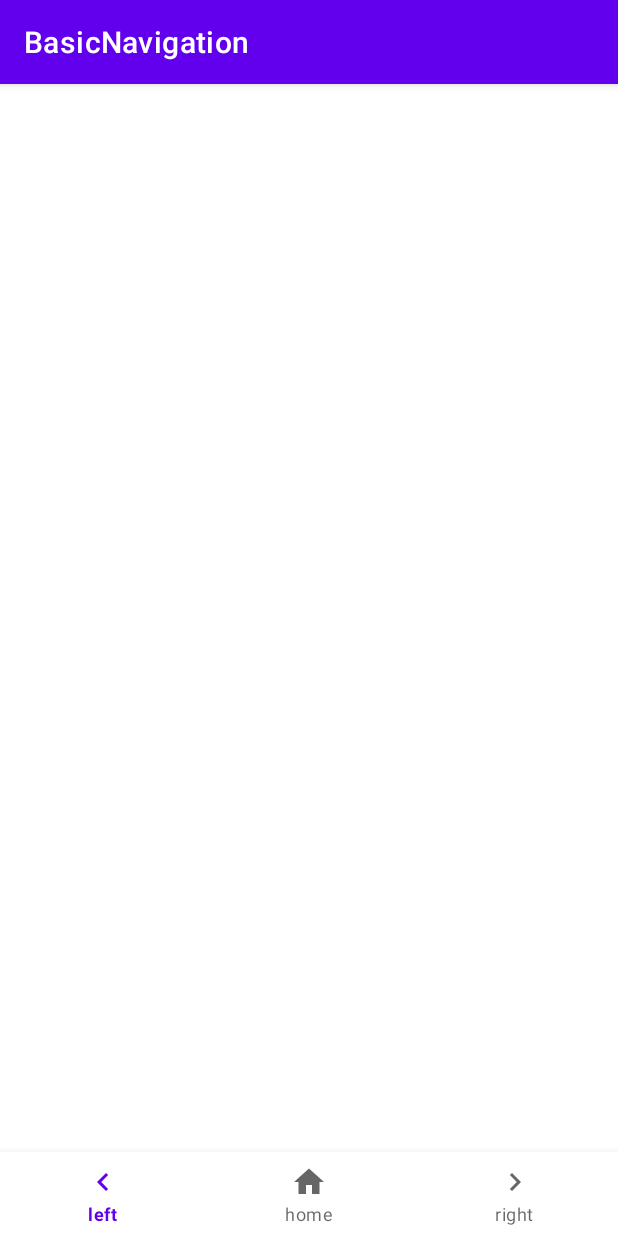
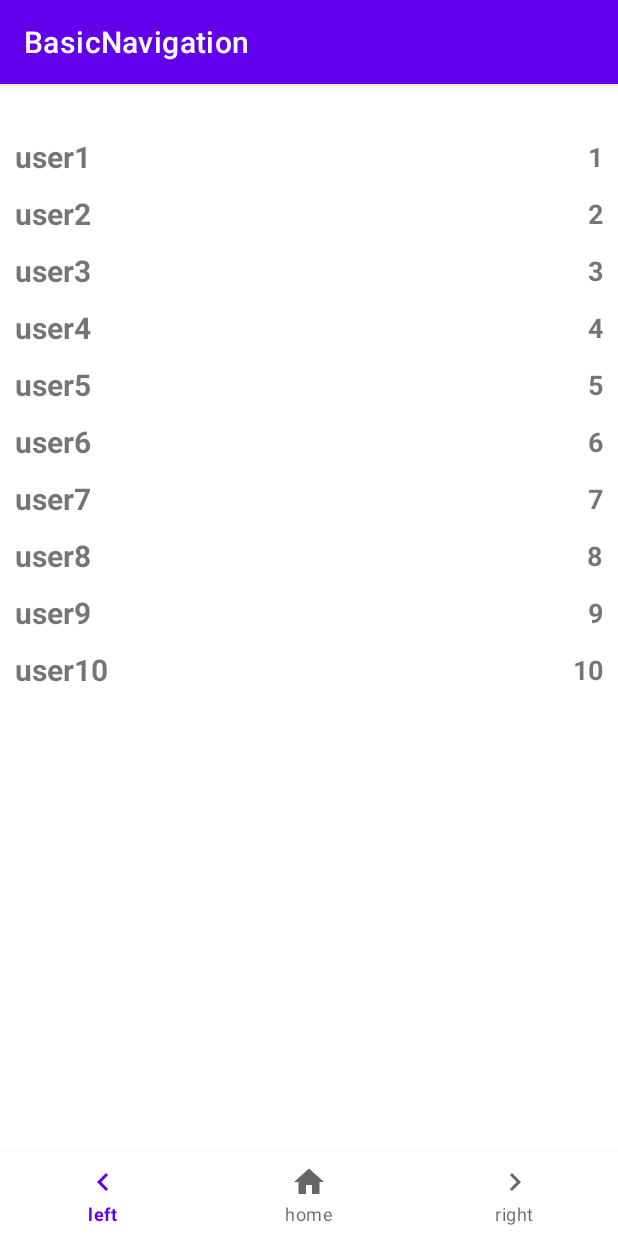
Before and after one commit to Rave7v/BasicNavigation, an Android app: the screen it shows after launch (MainActivity), after a tap on "SEND", on a phone screen of 412 x 824 dp. Run offline under Robolectric (Android 15) with nearby library versions, the phone set to English and light mode, and no system bars; our stand-ins replace Room's generated code, navigation-ui.

Commit message:
clase del 34

```diff
--- a/app/build.gradle
+++ b/app/build.gradle
@@ -2,6 +2,7 @@ plugins {
     id 'com.android.application'
     id 'kotlin-android'
     id 'androidx.navigation.safeargs.kotlin'
+    id 'kotlin-kapt'
 }
 
 android {
@@ -46,6 +47,10 @@ dependencies {
     implementation "androidx.navigation:navigation-fragment-ktx:2.3.5"
     implementation "androidx.navigation:navigation-ui-ktx:2.3.5"
     implementation 'androidx.legacy:legacy-support-v4:1.0.0'
+    implementation "androidx.room:room-runtime:2.3.0"
+    implementation 'androidx.room:room-ktx:2.3.0'
+
+    kapt "androidx.room:room-compiler:2.3.0"
     testImplementation 'junit:junit:4.+'
     androidTestImplementation 'androidx.test.ext:junit:1.1.3'
     androidTestImplementation 'androidx.test.espresso:espresso-core:3.4.0'
--- a/app/src/main/AndroidManifest.xml
+++ b/app/src/main/AndroidManifest.xml
@@ -5,6 +5,7 @@
     <application
         android:allowBackup="true"
         android:icon="@mipmap/ic_launcher"
+        android:name=".MyApplication"
         android:label="@string/app_name"
         android:roundIcon="@mipmap/ic_launcher_round"
         android:supportsRtl="true"
--- /dev/null
+++ b/app/src/main/java/com/example/basicnavigation/MyApplication.kt
@@ -0,0 +1,11 @@
+package com.example.basicnavigation
+
+import android.app.Application
+import com.example.basicnavigation.database.DatabaseManager
+
+class MyApplication : Application(){
+    override fun onCreate(){
+        DatabaseManager.instance.initializableDb(applicationContext)
+        super.onCreate()
+    }
+}
--- /dev/null
+++ b/app/src/main/java/com/example/basicnavigation/database/AppDatabase.kt
@@ -0,0 +1,18 @@
+package com.example.basicnavigation.database
+
+import androidx.room.Database
+import androidx.room.RoomDatabase
+
+const val DATABASE_VERSION = 1
+const val TABLE_USERS = "users"
+const val DATABASE_NAME = "myappname.sqlite"
+
+@Database(
+    entities = [UserEntity::class],
+    version = DATABASE_VERSION,
+    exportSchema = false
+)
+
+abstract  class  AppDatabase: RoomDatabase(){
+    abstract fun userDao(): UserDao
+}
--- /dev/null
+++ b/app/src/main/java/com/example/basicnavigation/database/DatabaseManager.kt
@@ -0,0 +1,22 @@
+package com.example.basicnavigation.database
+
+import android.content.Context
+import androidx.room.Room
+
+class DatabaseManager {
+    lateinit var database: AppDatabase
+
+    companion object{
+        val instance =DatabaseManager()
+    }
+
+    fun initializableDb(context: Context){
+        createDb(context)
+    }
+
+    fun createDb(context: Context){
+        database = Room.databaseBuilder(context,AppDatabase::class.java, DATABASE_NAME)
+            .fallbackToDestructiveMigration()
+            .build()
+    }
+}
--- /dev/null
+++ b/app/src/main/java/com/example/basicnavigation/database/User.kt
@@ -0,0 +1,6 @@
+package com.example.basicnavigation.database
+
+class  User(username: String,id: String){
+    val username =username
+    val id = id
+}
--- /dev/null
+++ b/app/src/main/java/com/example/basicnavigation/database/UserDao.kt
@@ -0,0 +1,18 @@
+package com.example.basicnavigation.database
+
+import androidx.room.*
+
+@Dao
+interface UserDao {
+    @Delete
+    fun delete(user: UserEntity)
+
+    @Insert(onConflict = OnConflictStrategy.REPLACE)
+    fun save(user: UserEntity)
+
+    @Query("SELECT * FROM $TABLE_USERS")
+    fun getUsersFromDatabase(): List<UserEntity>
+
+    @Query("SELECT * FROM $TABLE_USERS WHERE username = :query")
+    fun getUserByUsername(query: String): UserEntity
+}
--- /dev/null
+++ b/app/src/main/java/com/example/basicnavigation/database/UserEntity.kt
@@ -0,0 +1,14 @@
+package com.example.basicnavigation.database
+
+import androidx.room.Entity
+import androidx.room.PrimaryKey
+
+@Entity(tableName = TABLE_USERS)
+data class UserEntity(
+    @PrimaryKey val id: Int,
+    val username: String
+)
+
+fun UserEntity.toUser() = User (
+    username, id.toString()
+)
--- /dev/null
+++ b/app/src/main/java/fragments/destinationAdapter.kt
@@ -0,0 +1,28 @@
+package fragments
+
+import android.view.LayoutInflater
+import android.view.ViewGroup
+import androidx.recyclerview.widget.RecyclerView
+import com.example.basicnavigation.databinding.ItemUserBinding
+import com.example.basicnavigation.database.User
+
+class destinationAdapter (private val users: List<User>): RecyclerView.Adapter<destinationAdapter.DestinationHolder>() {
+
+    class DestinationHolder(val binding: ItemUserBinding):RecyclerView.ViewHolder (binding.root){
+        fun render(user: User) {
+            binding.tvUserName.setText(user.username)
+            binding.tvUserNumber.setText(user.id)
+
+        }
+    }
+
+    override fun onCreateViewHolder(parent: ViewGroup, viewType: Int): DestinationHolder {
+       val binding = ItemUserBinding.inflate(LayoutInflater.from(parent.context),parent,false)
+        return DestinationHolder(binding)
+    }
+
+    override fun onBindViewHolder(holder: DestinationHolder, position: Int) {
+        holder.render(users[position])
+    }
+    override fun getItemCount(): Int = users.size
+}
--- a/app/src/main/java/fragments/destinationFragment.kt
+++ b/app/src/main/java/fragments/destinationFragment.kt
@@ -5,11 +5,15 @@ import androidx.fragment.app.Fragment
 import android.view.LayoutInflater
 import android.view.View
 import android.view.ViewGroup
+import android.widget.LinearLayout
+import androidx.recyclerview.widget.LinearLayoutManager
 import com.example.basicnavigation.R
 import com.example.basicnavigation.databinding.FragmentDestinationBinding
+import com.example.basicnavigation.database.User
 import com.example.basicnavigation.databinding.FragmentLeftBinding
 
 class destinationFragment : Fragment() {
+
     private lateinit var binding: FragmentDestinationBinding
     override fun onCreateView(
         inflater: LayoutInflater, container: ViewGroup?,
@@ -23,5 +27,16 @@ class destinationFragment : Fragment() {
         super.onViewCreated(view, savedInstanceState)
         val receivedUsername = arguments?.getString("username_arg")
         binding.tvReceivedArg.setText(receivedUsername)
+        binding.rvUserEntries.layoutManager = LinearLayoutManager(view?.context)
+        val adapter = destinationAdapter(generateData())
+        binding.rvUserEntries.adapter = adapter
+    }
+
+    fun generateData():List<User>{
+        var users = mutableListOf<User>()
+        for (x in 1..10){
+            users.add(User("user${x}","$x"))
+        }
+        return users
     }
 }
--- a/app/src/main/res/layout/fragment_destination.xml
+++ b/app/src/main/res/layout/fragment_destination.xml
@@ -1,14 +1,31 @@
-<FrameLayout xmlns:android="http://schemas.android.com/apk/res/android"
+<androidx.constraintlayout.widget.ConstraintLayout xmlns:android="http://schemas.android.com/apk/res/android"
+    xmlns:app="http://schemas.android.com/apk/res-auto"
     xmlns:tools="http://schemas.android.com/tools"
+    android:id="@+id/frameLayout"
     android:layout_width="match_parent"
     android:layout_height="match_parent"
     tools:context="fragments.destinationFragment">
 
-    <!-- TODO: Update blank fragment layout -->
     <TextView
         android:id="@+id/tv_received_arg"
         android:layout_width="match_parent"
-        android:layout_height="match_parent"
-        android:text="@string/hello_blank_fragment" />
+        android:layout_height="wrap_content"
+        android:text="@string/hello_blank_fragment"
+        app:layout_constraintEnd_toEndOf="parent"
+        app:layout_constraintStart_toStartOf="parent"
+        app:layout_constraintTop_toTopOf="parent"
+        />
+    <androidx.recyclerview.widget.RecyclerView
+        android:visibility="visible"
+        android:id="@+id/rv_user_entries"
+        android:layout_width="match_parent"
+        android:layout_height="0dp"
+        android:layout_marginTop="10dp"
+        app:layout_constraintLeft_toLeftOf="parent"
+        app:layout_constraintRight_toRightOf="parent"
+        app:layout_constraintTop_toBottomOf="@+id/tv_received_arg"
+        app:layout_constraintBottom_toBottomOf="parent"
+        app:layoutManager="androidx.recyclerview.widget.LinearLayoutManager"
+        tools:listitem="@layout/item_user" />
 
-</FrameLayout>
+</androidx.constraintlayout.widget.ConstraintLayout>
--- /dev/null
+++ b/app/src/main/res/layout/item_user.xml
@@ -0,0 +1,36 @@
+<?xml version="1.0" encoding="utf-8"?>
+<androidx.constraintlayout.widget.ConstraintLayout
+    xmlns:android="http://schemas.android.com/apk/res/android"
+    android:layout_width="match_parent"
+    android:layout_height="wrap_content"
+    xmlns:app="http://schemas.android.com/apk/res-auto">
+    <TextView
+        android:id="@+id/tv_user_name"
+        android:text="PlaceholderUsername"
+        android:textSize="20sp"
+        android:textStyle="bold"
+        android:layout_marginHorizontal="10dp"
+        android:layout_marginVertical="5dp"
+        android:layout_width="0dp"
+        android:layout_height="wrap_content"
+        android:maxWidth="300dp"
+        android:maxLines="1"
+        app:layout_constraintLeft_toLeftOf="parent"
+        app:layout_constraintTop_toTopOf="parent"
+        app:layout_constraintBottom_toBottomOf="parent"
+        app:layout_constraintRight_toLeftOf="@+id/tv_user_number"
+        />
+    <TextView
+        android:id="@+id/tv_user_number"
+        android:text="99999"
+        android:textSize="18sp"
+        android:textStyle="bold"
+        android:layout_width="wrap_content"
+        android:layout_height="wrap_content"
+        android:layout_marginRight="10dp"
+        app:layout_constraintTop_toTopOf="parent"
+        app:layout_constraintLeft_toRightOf="@+id/tv_user_name"
+        app:layout_constraintRight_toRightOf="parent"
+        app:layout_constraintBottom_toBottomOf="parent"
+        />
+</androidx.constraintlayout.widget.ConstraintLayout>
```
